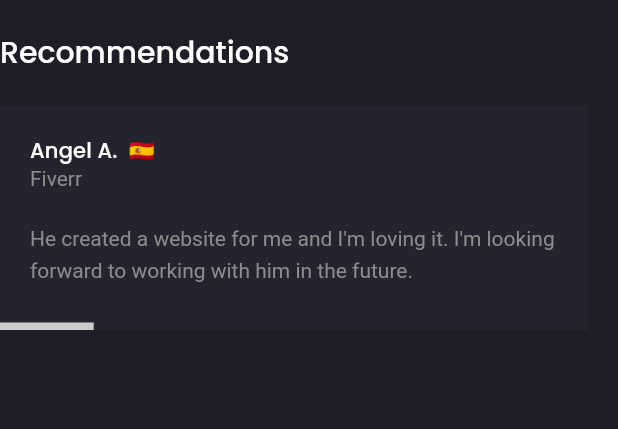
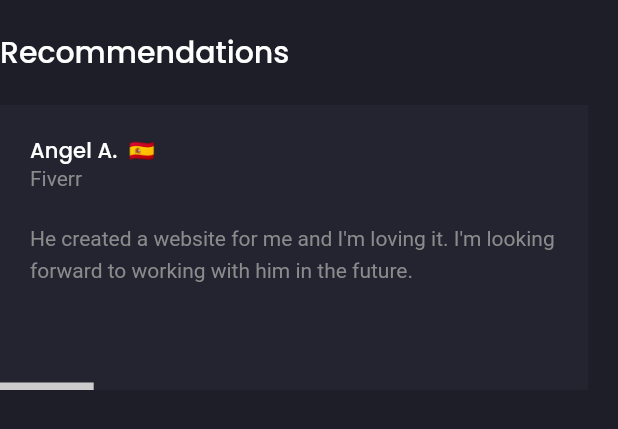
Before and after one commit to MeYo0o/Moaz-Dev-Portfolio, a Flutter app: the Recommendations widget shown alone on an empty page, opened directly, on a phone screen of 412 x 824 dp. Shown: the top 429 px of the screen. Run offline on Flutter 3.47's test engine with Material 2 defaults, Android fonts, the phone set to English and light mode, and no system bars; our stand-ins replace animated_text_kit, firebase_core, flutter_svg, get, google_fonts, url_strategy; accounts and stored records are empty.

Commit message:
update: Size.

```diff
--- a/lib/screens/home/components/recommendations.dart
+++ b/lib/screens/home/components/recommendations.dart
@@ -27,7 +27,7 @@ class Recommendations extends StatelessWidget {
           ),
           const SizedBox(height: kDefaultPadding),
           SizedBox(
-            height: 150,
+            height: 190,
             width: double.infinity,
             child: Scrollbar(
               controller: _sc,
```
